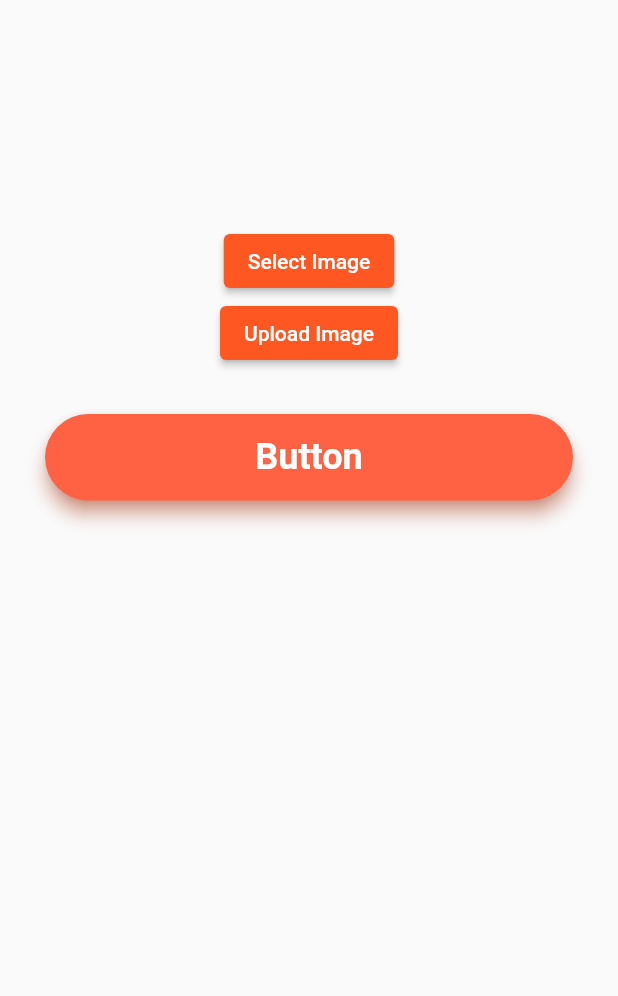
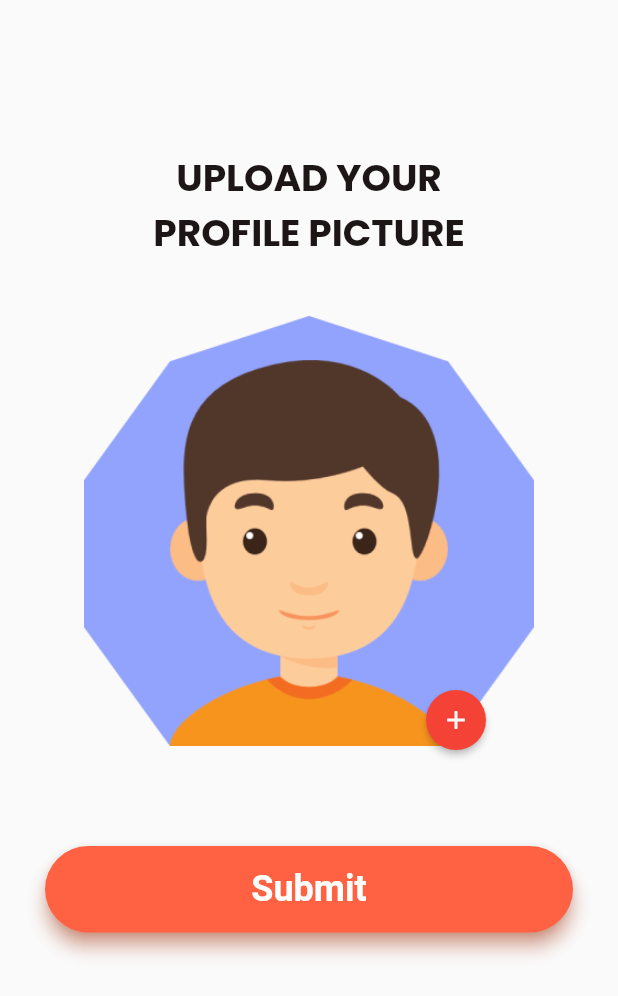
Before and after one commit to MahdadiChaima/fitness_tracker_app, a Flutter app: the RegisterScreen4 screen opened directly, on a phone screen of 412 x 824 dp. Shown: the top 996 px of the screen. Run offline on Flutter 3.47's test engine with Material 2 defaults, Android fonts, the phone set to English and light mode, and no system bars; our stand-ins replace cloud_firestore, firebase_auth, firebase_core, firebase_storage, flutter_datetime_picker, get and 3 more; accounts and stored records are empty; network calls fail.

Commit message:
register

```diff
--- a/lib/main.dart
+++ b/lib/main.dart
@@ -1,4 +1,6 @@
 import 'package:firebase_storage/firebase_storage.dart';
+import 'package:fitness_tracker/presenter/controller/register_controller.dart';
+import 'package:fitness_tracker/view/screens/home_screen.dart';
 import 'package:fitness_tracker/view/screens/login_screen.dart';
 import 'package:fitness_tracker/view/screens/register/register_screen_2.dart';
 import 'package:fitness_tracker/view/screens/register/register_screen_1.dart';
@@ -17,6 +19,8 @@ void main() async {
   Widget startWidget=const StartedScreen();
   WidgetsFlutterBinding.ensureInitialized();
   await Firebase.initializeApp();
+  RegisterController controller=RegisterController();
+  controller.getUserData();
   // Initialize Firebase storage
   await FirebaseStorage.instance;
   token=await CacheHelper.importData(key: 'token');
--- a/lib/view/screens/login_screen.dart
+++ b/lib/view/screens/login_screen.dart
@@ -36,7 +36,7 @@ class LoginScreen extends StatelessWidget {
                               controller: _loginController.emailController,
                               prefixIcon: Icon(Icons.email),
                               hintText: 'Email',
-                              textForEmptyUnValid: "Enter you Email ",
+                              validatorFn: validateEmail,
                               onPressed: () {},
                               type: TextInputType.emailAddress,
                             ),
@@ -49,7 +49,7 @@ class LoginScreen extends StatelessWidget {
                                 suffix:controller.obscureText.value? Icons.visibility_off_outlined
                                     : Icons.visibility_outlined,
                                 suffixFunction: ()=>controller.toggleObscureText(),
-                              textForEmptyUnValid: "Enter you password ",
+                              validatorFn: validatePassword,
                               onPressed: () {},
                               type: TextInputType.visiblePassword,
                               obscuretext: controller.obscureText.value,
--- a/lib/view/screens/register/register_screen_4.dart
+++ b/lib/view/screens/register/register_screen_4.dart
@@ -1,5 +1,6 @@
 import 'package:fitness_tracker/presenter/controller/register_controller.dart';
 import 'package:fitness_tracker/view/screens/register/success_registration.dart';
+import 'package:fitness_tracker/view/widgets/custom_text.dart';
 import 'package:flutter/material.dart';
 import 'package:get/get.dart';
 import 'package:get/get_state_manager/src/simple/get_state.dart';
@@ -19,25 +20,41 @@ class RegisterScreen4 extends StatelessWidget {
             builder: (controller) {
               return Column(
                 children: [
-                  SizedBox(height: 150,),
-                  ElevatedButton(
-                    onPressed: controller.pickImage,
-                    child: Text('Select Image'),
-                  ),
-                  if (controller.image != null)
+                  SizedBox(height: 100,),
+                  CustomTextWidget(index: 1, text: "UPLOAD YOUR"),
+                  CustomTextWidget(index: 1, text: "PROFILE PICTURE"),
+
+                  SizedBox(height: 30,),
+                  controller.image != null?
                     CircleAvatar(
                       backgroundImage: FileImage(controller.image!),
-                      radius: 50,
+                      radius: 150,
+                    ):Stack(
+                      children: [
+                        CircleAvatar(backgroundColor: Colors.transparent,
+                          child: Image.asset("assets/images/uploadImg.png"),radius: 150,),
+                        Positioned(bottom: 0,
+                            right: 20
+                           , child: ElevatedButton(
+                            onPressed: controller.pickImage,
+                            child: Icon( //<-- SEE HERE
+                              Icons.add,
+                              color: Colors.white,
+                              size: 20,
+                            ),
+                            style: ElevatedButton.styleFrom(
+                              backgroundColor: Colors.red,
+                              shape: CircleBorder(), //<-- SEE HERE
+                              padding: EdgeInsets.all(10),
+                            ),
+                          ),)
+                      ],
                     ),
-                  ElevatedButton(
+                  SizedBox(height: 30,),
+
+                  CustomButton(
+                    text: 'Submit',
                     onPressed: controller.uploadUserData,
-                    child: Text('Upload Image'),
-                  ),
-                  CustomButton(
-                    text: 'Button',
-                    onPressed: () {
-                      Get.to(() => const SuccessRegistration());
-                    },
                   )
                 ],
               );
```
Also changed, not shown: lib/model/data/user_model.dart (+17 -0 lines), lib/presenter/controller/register_controller.dart (+25 -0 lines), lib/view/screens/home_screen.dart (+7 -6 lines), lib/view/screens/register/register_screen_1.dart (+28 -15 lines), lib/view/screens/register/register_screen_2.dart (+10 -1 lines), lib/view/screens/register/register_screen_3.dart (+4 -3 lines), lib/view/widgets/custom_text_field.dart (+77 -7 lines).
